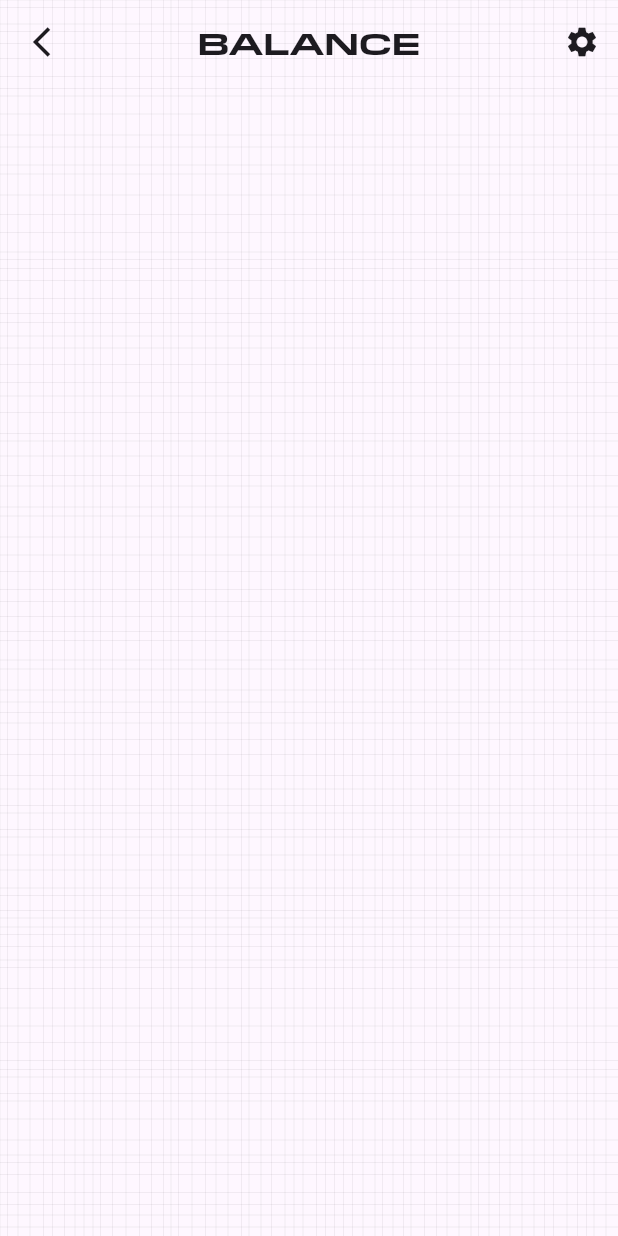
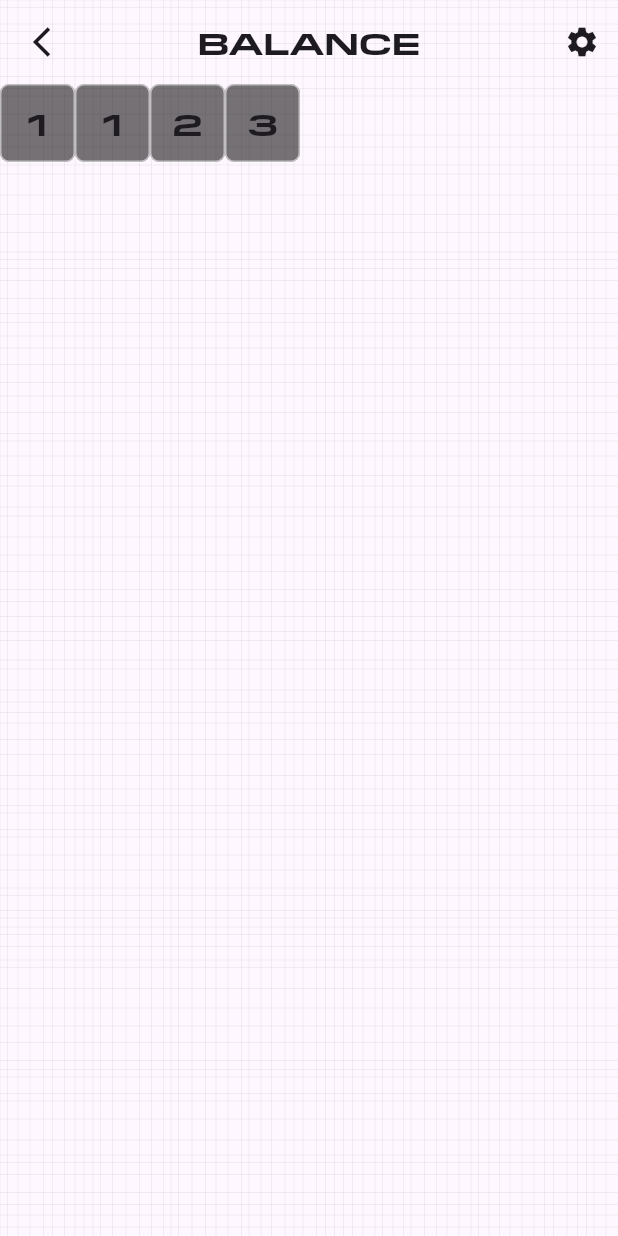
Before and after one commit to johnnybeatzxxd/Flutter-Keno-Android-App, a Flutter app: the screen it shows after launch, on a phone screen of 412 x 824 dp. Run offline on Flutter 3.47's test engine with Material 3 defaults, Android fonts, the phone set to English and light mode, and no system bars.

Commit message:
added the containers of the numbers

```diff
--- a/lib/pages/home.dart
+++ b/lib/pages/home.dart
@@ -25,8 +25,74 @@ class HomePage extends StatelessWidget {
                         leading: IconButton(icon:  Icon(Icons.arrow_back_ios_sharp,color: Theme.of(context).colorScheme.onBackground,),onPressed: (){},),
                         actions: [IconButton(onPressed: (){}, icon:  Icon(Icons.settings,color : Theme.of(context).colorScheme.onBackground))],
                       ),
+                      Row(
+                        mainAxisAlignment: MainAxisAlignment.start,
+                        children: [
+                           Container(
+                            height: 52,
+                            width: 50,
+                            decoration: BoxDecoration(
+                              shape: BoxShape.rectangle,
+                              color: Colors.black54,
+                              borderRadius: BorderRadius.circular(6),
+                              border: Border.all(color: Colors.white54),
+                            ),
+                            child: Center(
+                              child: Text((1).toString(), style: TextStyle(color: Theme.of(context).colorScheme.onBackground, fontFamily: "PilatExtended", fontSize: 20)),
+                            ),
+                          ),
+                          Container(
+                            height: 52,
+                            width: 50,
+                            decoration: BoxDecoration(
+                              shape: BoxShape.rectangle,
+                              color: Colors.black54,
+                              borderRadius: BorderRadius.circular(6),
+                              border: Border.all(color: Colors.white54),
+                            ),
+                            child: Center(
+                              child: Text((1).toString(), style: TextStyle(color: Theme.of(context).colorScheme.onBackground, fontFamily: "PilatExtended", fontSize: 20)),
+                            ),
+                          ),
+                          Container(
+                            height: 52,
+                            width: 50,
+                            decoration: BoxDecoration(
+                              shape: BoxShape.rectangle,
+                              color: Colors.black54,
+                              borderRadius: BorderRadius.circular(6),
+                              border: Border.all(color: Colors.white54),
+                            ),
+                            child: Center(
+                              child: Text((2).toString(), style: TextStyle(color: Theme.of(context).colorScheme.onBackground, fontFamily: "PilatExtended", fontSize: 20)),
+                            ),
+                          ),
+                          Container(
+                            height: 52,
+                            width: 50,
+                            decoration: BoxDecoration(
+                              shape: BoxShape.rectangle,
+                              color: Colors.black54,
+                              borderRadius: BorderRadius.circular(6),
+                              border: Border.all(color: Colors.white54),
+                            ),
+                            child: Center(
+                              child: Text((3).toString(), style: TextStyle(color: Theme.of(context).colorScheme.onBackground, fontFamily: "PilatExtended", fontSize: 20)),
+                            ),
+                          ),
+
+
+                        ],)
+
+
                     ],
-            )]),)
-    ,);
+                  ),
+                ],
+              ),
+            ),
+
+
+
+    );
   }
 }
```
Lines whose indentation alone changed are shown as unchanged.
